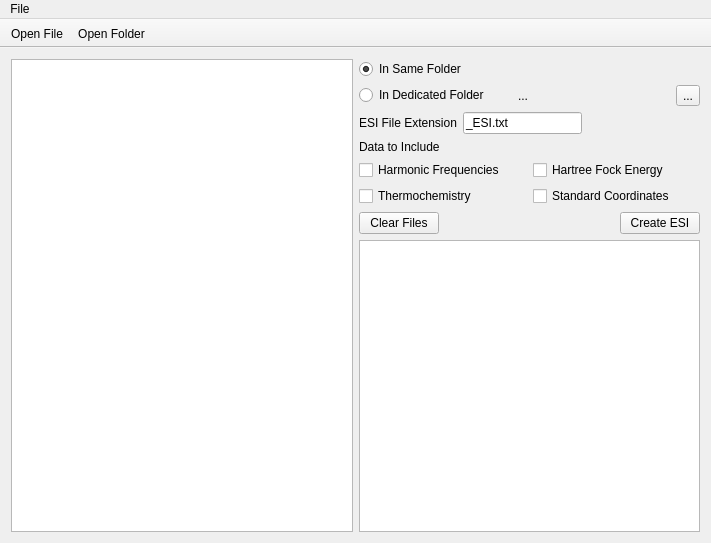
Above: Geac/geac.ui from LaTruelle/Geac before the change. Below: the same form after it.
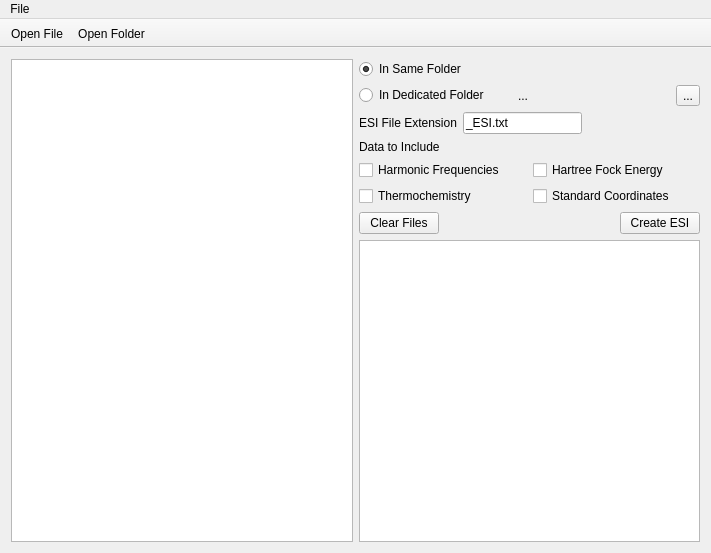
That is the form after the change. Icons and pictures are not drawn.

```diff
--- a/Geac/geac.ui
+++ b/Geac/geac.ui
@@ -7,7 +7,7 @@
     <x>0</x>
     <y>0</y>
     <width>711</width>
-    <height>543</height>
+    <height>553</height>
    </rect>
   </property>
   <property name="windowTitle">
```
Left out of the diff: 2 changed lines with no effect on the pictures.
